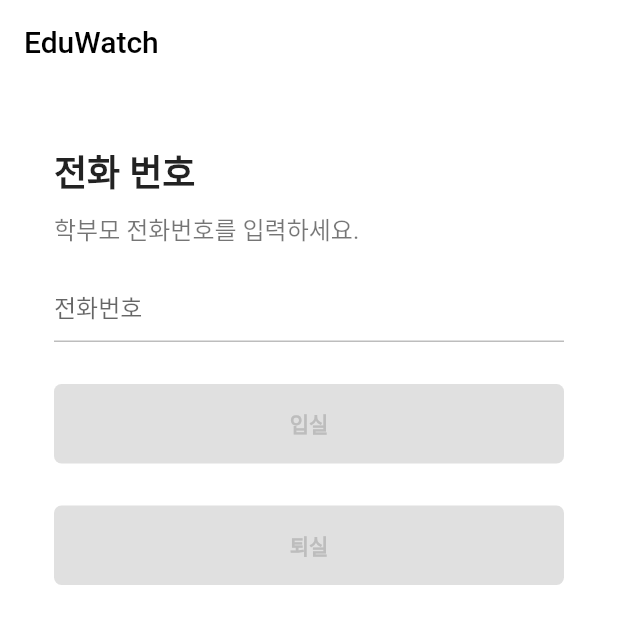
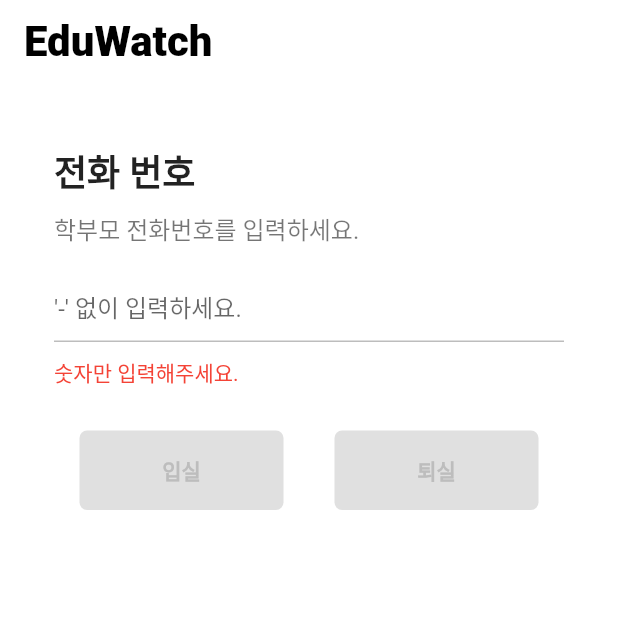
Before and after one commit to Team-TechTornado/edu_watch_flutter_prelanch, a Flutter app: the screen it shows after launch, after a tap on "입실", on a phone screen of 412 x 824 dp. Shown: the top 624 px of the screen. Run offline on Flutter 3.47's test engine with Material 2 defaults, Android fonts, the phone set to English and light mode, and no system bars.

Commit message:
[Feat] 휴대전화 유효성 검사 추가

```diff
--- a/lib/constants/form_button.dart
+++ b/lib/constants/form_button.dart
@@ -16,7 +16,7 @@ class FormButton extends StatelessWidget {
   @override
   Widget build(BuildContext context) {
     return FractionallySizedBox(
-      widthFactor: 1,
+      widthFactor: 0.8,
       child: AnimatedContainer(
         padding: const EdgeInsets.symmetric(
           vertical: Sizes.size16,
--- a/lib/features/detail_screen.dart
+++ b/lib/features/detail_screen.dart
@@ -1,7 +1,6 @@
 import 'package:edu_watch/constants/form_button.dart';
 import 'package:edu_watch/constants/gaps.dart';
 import 'package:edu_watch/constants/sizes.dart';
-import 'package:edu_watch/features/main_home_screen.dart';
 import 'package:flutter/material.dart';
 import 'package:url_launcher/url_launcher.dart';
 
@@ -13,28 +12,14 @@ class EmailScreen extends StatefulWidget {
 }
 
 class _EmailScreenState extends State<EmailScreen> {
-  final TextEditingController _emailController = TextEditingController();
-
-  String _email = "";
-
   @override
   void initState() {
     super.initState();
-    _emailController.addListener(() {
-      setState(() {
-        _email = _emailController.text;
-      });
-    });
   }
 
   @override
   void dispose() {
-    _emailController.dispose();
     super.dispose();
-  }
-
-  void _onScaffoldTap() {
-    FocusScope.of(context).unfocus();
   }
 
   void _onSubmit() async {
@@ -49,11 +34,15 @@ class _EmailScreenState extends State<EmailScreen> {
   @override
   Widget build(BuildContext context) {
     return GestureDetector(
-      onTap: _onScaffoldTap,
       child: Scaffold(
         appBar: AppBar(
           title: const Text(
             "EduWatch",
+            style: TextStyle(
+              fontSize: Sizes.size28,
+              fontWeight: FontWeight.w900,
+              color: Colors.black,
+            ),
           ),
         ),
         body: Padding(
--- a/lib/features/main_home_screen.dart
+++ b/lib/features/main_home_screen.dart
@@ -5,35 +5,52 @@ import 'package:edu_watch/features/detail_screen.dart';
 import 'package:flutter/material.dart';
 
 class SignInScreen extends StatefulWidget {
-  const SignInScreen({super.key});
+  const SignInScreen({Key? key}) : super(key: key);
 
   @override
   State<SignInScreen> createState() => _SignInScreenState();
 }
 
 class _SignInScreenState extends State<SignInScreen> {
-  final TextEditingController _usernameController = TextEditingController();
+  final TextEditingController _usernumberController = TextEditingController();
 
-  String _username = "";
+  String _usernumber = "";
+  String _warningText = "기본적인 정보를 입력해주세요.";
 
   @override
   void initState() {
     super.initState();
-    _usernameController.addListener(() {
+    _usernumberController.addListener(() {
       setState(() {
-        _username = _usernameController.text;
+        _usernumber = _usernumberController.text;
       });
     });
   }
 
   @override
   void dispose() {
-    _usernameController.dispose();
+    _usernumberController.dispose();
     super.dispose();
   }
 
   void _onNextTap() {
-    if (_username.isEmpty) return;
+    // 정수로만 구성되어 있는지 확인
+    if (_usernumber.isEmpty || !RegExp(r'^[0-9]+$').hasMatch(_usernumber)) {
+      setState(() {
+        _warningText = "숫자만 입력해주세요.";
+      });
+      return;
+    }
+
+    // 11자리인지 확인
+    if (_usernumber.length != 11) {
+      setState(() {
+        _warningText = "전화번호를 11자리로 입력해주세요.";
+      });
+      return;
+    }
+
+    // 유효한 경우 다음 화면으로 이동
     Navigator.of(context).push(
       MaterialPageRoute(
         builder: (context) => const EmailScreen(),
@@ -47,6 +64,11 @@ class _SignInScreenState extends State<SignInScreen> {
       appBar: AppBar(
         title: const Text(
           "EduWatch",
+          style: TextStyle(
+            fontSize: Sizes.size28,
+            fontWeight: FontWeight.w900,
+            color: Colors.black,
+          ),
         ),
       ),
       body: Padding(
@@ -74,9 +96,9 @@ class _SignInScreenState extends State<SignInScreen> {
             ),
             Gaps.v16,
             TextField(
-              controller: _usernameController,
+              controller: _usernumberController,
               decoration: InputDecoration(
-                hintText: "전화번호",
+                hintText: "'-' 없이 입력하세요.",
                 enabledBorder: UnderlineInputBorder(
                   borderSide: BorderSide(
                     color: Colors.grey.shade400,
@@ -88,25 +110,41 @@ class _SignInScreenState extends State<SignInScreen> {
                   ),
                 ),
               ),
-              cursorColor: Theme.of(context).primaryColor,
+              cursorColor: Theme.of(context).primaryColorLight,
+            ),
+            Gaps.v10,
+            Text(
+              _warningText,
+              style: TextStyle(
+                fontSize: Sizes.size14,
+                color: Colors.red,
+              ),
             ),
             Gaps.v28,
-            GestureDetector(
+            Row(
+              children: [
+                Expanded(
+                  child: GestureDetector(
                     onTap: _onNextTap,
                     child: FormButton(
-                disabled: _username.isEmpty,
+                      disabled: _usernumber.isEmpty,
                       innerText: "입실",
                       buttonColor: Theme.of(context).primaryColorLight,
                     ),
                   ),
+                ),
                 Gaps.v28,
-            GestureDetector(
+                Expanded(
+                  child: GestureDetector(
                     onTap: _onNextTap,
                     child: FormButton(
-                disabled: _username.isEmpty,
+                      disabled: _usernumber.isEmpty,
                       innerText: "퇴실",
                       buttonColor: Theme.of(context).primaryColor,
                     ),
+                  ),
+                ),
+              ],
             ),
           ],
         ),
--- a/pubspec.yaml
+++ b/pubspec.yaml
@@ -55,15 +55,15 @@ dev_dependencies:
 
 # The following section is specific to Flutter packages.
 flutter:
-
   # The following line ensures that the Material Icons font is
   # included with your application, so that you can use the icons in
   # the material Icons class.
   uses-material-design: true
 
+
   # To add assets to your application, add an assets section, like this:
-  # assets:
-  #   - images/a_dot_burr.jpeg
+  assets:
+    - assets/images/logo.png
   #   - images/a_dot_ham.jpeg
 
   # An image asset can refer to one or more resolution-specific "variants", see
```
Also changed, not shown: assets/images/logo.png (added), public/favicon.png, 8 other files. Lines whose indentation alone changed are shown as unchanged.
